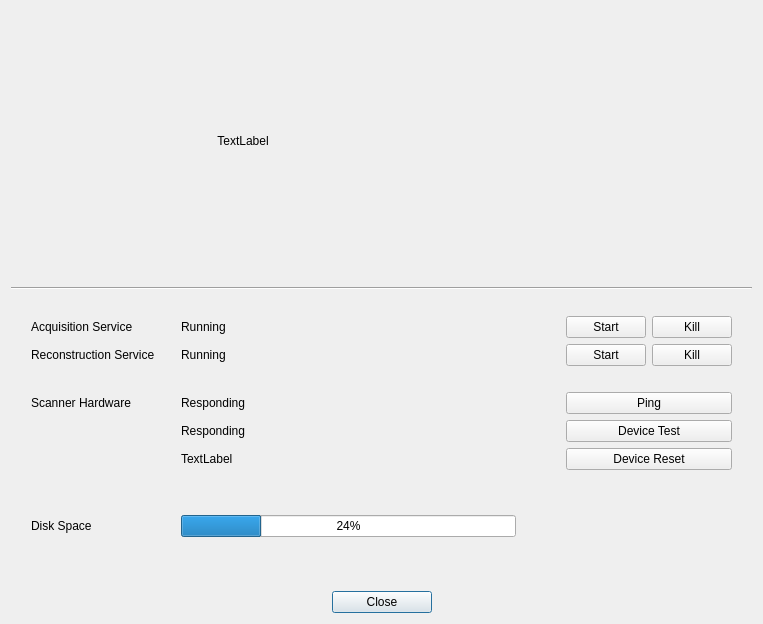
The window that services/ui/forms/systemstatus.ui (mri4all/console) describes before a commit, drawn with Qt 5.
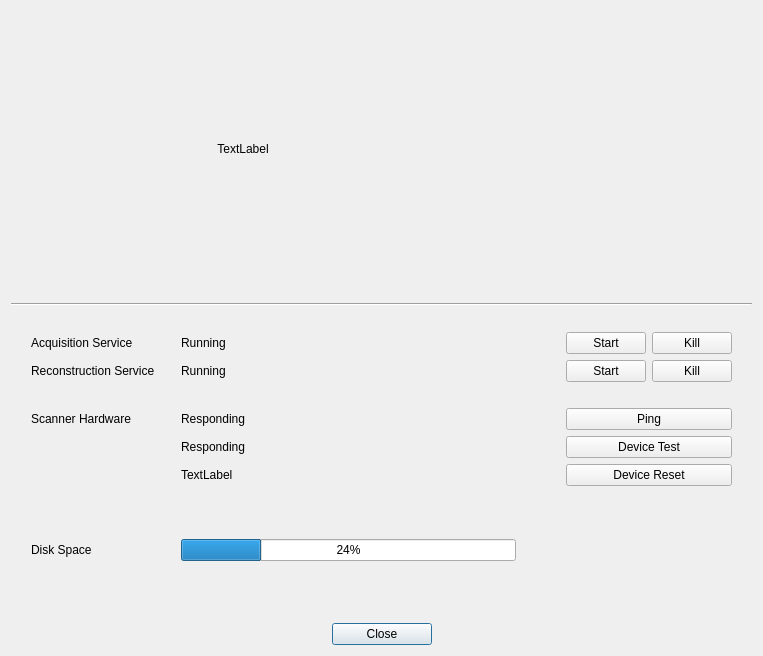
The same window after the commit. Icons and pictures are not drawn.

```diff
--- a/services/ui/forms/systemstatus.ui
+++ b/services/ui/forms/systemstatus.ui
@@ -7,7 +7,7 @@
     <x>0</x>
     <y>0</y>
     <width>763</width>
-    <height>624</height>
+    <height>656</height>
    </rect>
   </property>
   <property name="windowTitle">
@@ -35,20 +35,7 @@
       <property name="rightMargin">
        <number>30</number>
       </property>
-      <item row="0" column="0">
-       <spacer name="horizontalSpacer_5">
-        <property name="orientation">
-         <enum>Qt::Horizontal</enum>
-        </property>
-        <property name="sizeHint" stdset="0">
-         <size>
-          <width>40</width>
-          <height>20</height>
-         </size>
-        </property>
-       </spacer>
-      </item>
-      <item row="0" column="3">
+      <item row="1" column="4">
        <widget class="QLabel" name="scannerLabel">
         <property name="sizePolicy">
          <sizepolicy hsizetype="Preferred" vsizetype="Preferred">
@@ -79,7 +66,68 @@
         </property>
        </widget>
       </item>
-      <item row="0" column="1">
+      <item row="1" column="0">
+       <spacer name="horizontalSpacer_7">
+        <property name="orientation">
+         <enum>Qt::Horizontal</enum>
+        </property>
+        <property name="sizeType">
+         <enum>QSizePolicy::Fixed</enum>
+        </property>
+        <property name="sizeHint" stdset="0">
+         <size>
+          <width>20</width>
+          <height>20</height>
+         </size>
+        </property>
+       </spacer>
+      </item>
+      <item row="1" column="1">
+       <spacer name="horizontalSpacer_5">
+        <property name="orientation">
+         <enum>Qt::Horizontal</enum>
+        </property>
+        <property name="sizeHint" stdset="0">
+         <size>
+          <width>40</width>
+          <height>20</height>
+         </size>
+        </property>
+       </spacer>
+      </item>
+      <item row="0" column="4">
+       <spacer name="verticalSpacer_5">
+        <property name="orientation">
+         <enum>Qt::Vertical</enum>
+        </property>
+        <property name="sizeType">
+         <enum>QSizePolicy::Fixed</enum>
+        </property>
+        <property name="sizeHint" stdset="0">
+         <size>
+          <width>20</width>
+          <height>10</height>
+         </size>
+        </property>
+       </spacer>
+      </item>
+      <item row="2" column="4">
+       <spacer name="verticalSpacer_4">
+        <property name="orientation">
+         <enum>Qt::Vertical</enum>
+        </property>
+        <property name="sizeType">
+         <enum>QSizePolicy::Fixed</enum>
+        </property>
+        <property name="sizeHint" stdset="0">
+         <size>
+          <width>20</width>
+          <height>10</height>
+         </size>
+        </property>
+       </spacer>
+      </item>
+      <item row="1" column="2">
        <widget class="QLabel" name="softwareLabel">
         <property name="text">
          <string>TextLabel</string>
@@ -89,7 +137,7 @@
         </property>
        </widget>
       </item>
-      <item row="0" column="2">
+      <item row="1" column="3">
        <spacer name="horizontalSpacer_4">
         <property name="orientation">
          <enum>Qt::Horizontal</enum>
@@ -102,6 +150,22 @@
         </property>
        </spacer>
       </item>
+      <item row="1" column="5">
+       <spacer name="horizontalSpacer_8">
+        <property name="orientation">
+         <enum>Qt::Horizontal</enum>
+        </property>
+        <property name="sizeType">
+         <enum>QSizePolicy::Fixed</enum>
+        </property>
+        <property name="sizeHint" stdset="0">
+         <size>
+          <width>20</width>
+          <height>20</height>
+         </size>
+        </property>
+       </spacer>
+      </item>
      </layout>
     </widget>
    </item>
```
Left out of the diff: 2 changed lines with no effect on the pictures.
